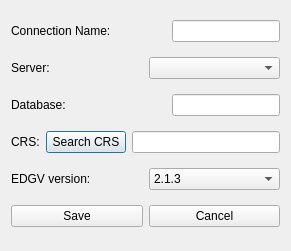
First picture: the form in DbTools/PostGISTool/ui_postgisDBTool.ui, repository dsgoficial/DsgTools, before the edit.
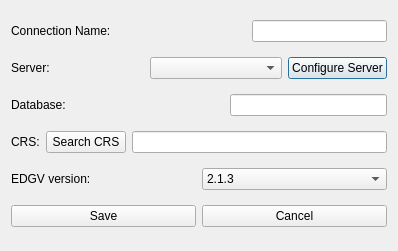
Second picture: the form after the edit.

```diff
--- a/DbTools/PostGISTool/ui_postgisDBTool.ui
+++ b/DbTools/PostGISTool/ui_postgisDBTool.ui
@@ -6,7 +6,7 @@
    <rect>
     <x>0</x>
     <y>0</y>
-    <width>291</width>
+    <width>398</width>
     <height>251</height>
    </rect>
   </property>
@@ -57,6 +57,19 @@
      <item>
       <widget class="QComboBox" name="serversCombo"/>
      </item>
+     <item>
+      <widget class="QPushButton" name="configureServerButton">
+       <property name="sizePolicy">
+        <sizepolicy hsizetype="Fixed" vsizetype="Fixed">
+         <horstretch>0</horstretch>
+         <verstretch>0</verstretch>
+        </sizepolicy>
+       </property>
+       <property name="text">
+        <string>Configure Server</string>
+       </property>
+      </widget>
+     </item>
     </layout>
    </item>
    <item row="2" column="0">
```
